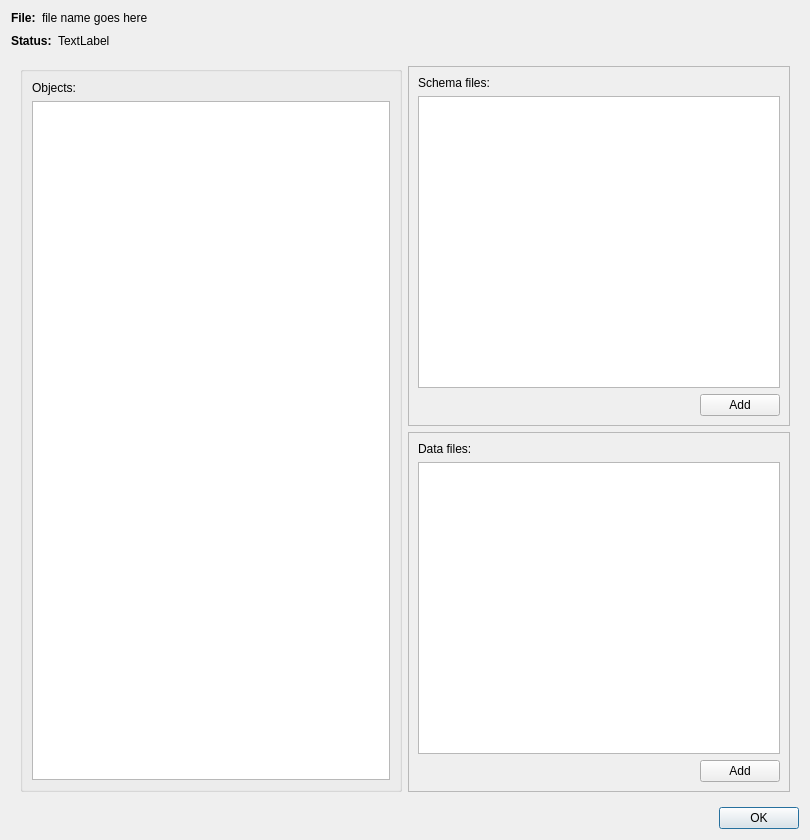
Above: ui/FileInfo.ui from DUNE-DAQ/dbe before the change. Below: the same form after it.
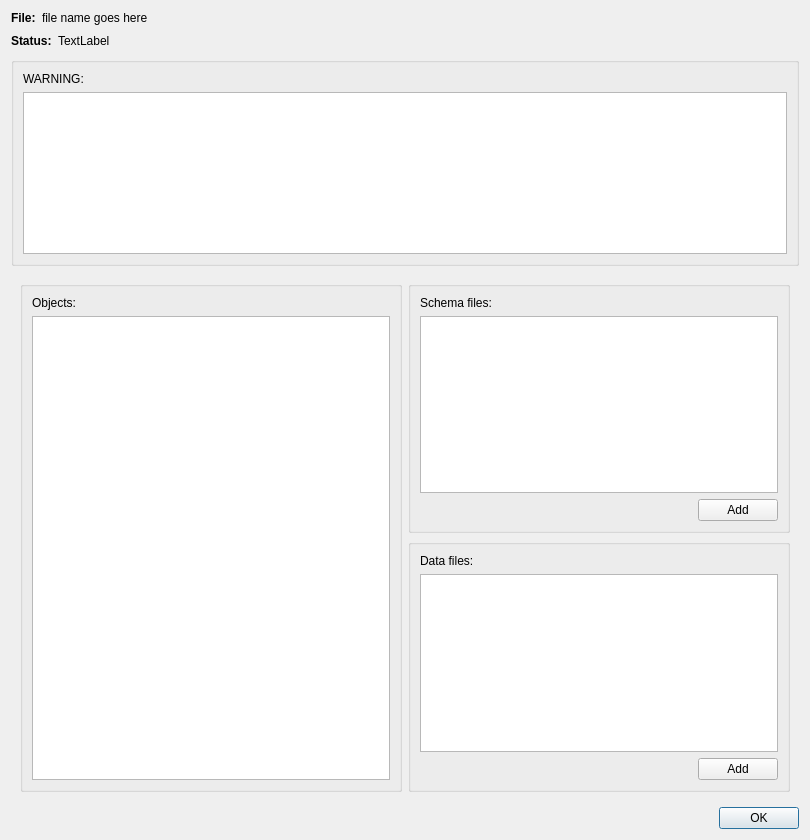
That is the form after the change.

Commit message: Add check of include files in FileInfo window

Patch:
```diff
--- a/ui/FileInfo.ui
+++ b/ui/FileInfo.ui
@@ -90,6 +90,34 @@
      </item>
     </layout>
    </item>
+   <item>
+    <widget class="QGroupBox" name="warningBox">
+     <property name="sizePolicy">
+      <sizepolicy hsizetype="Expanding" vsizetype="Expanding">
+       <horstretch>0</horstretch>
+       <verstretch>0</verstretch>
+      </sizepolicy>
+     </property>
+     <property name="minimumSize">
+      <size>
+       <width>0</width>
+       <height>80</height>
+      </size>
+     </property>
+     <layout class="QVBoxLayout" name="verticalLayout_3">
+      <item>
+       <widget class="QLabel" name="warningLabel">
+        <property name="text">
+         <string>WARNING:</string>
+        </property>
+       </widget>
+      </item>
+      <item>
+       <widget class="QTextEdit" name="message"/>
+      </item>
+     </layout>
+    </widget>
+   </item>
    <item>
     <widget class="QWidget" name="widget_2" native="true">
      <property name="sizePolicy">
@@ -143,7 +171,7 @@
       <item>
        <layout class="QVBoxLayout" name="verticalLayout_9">
         <item>
-         <widget class="QFrame" name="frame">
+         <widget class="QGroupBox" name="groupBox">
           <property name="sizePolicy">
            <sizepolicy hsizetype="Expanding" vsizetype="Expanding">
             <horstretch>0</horstretch>
@@ -156,12 +184,6 @@
             <height>80</height>
            </size>
           </property>
-          <property name="frameShape">
-           <enum>QFrame::StyledPanel</enum>
-          </property>
-          <property name="frameShadow">
-           <enum>QFrame::Raised</enum>
-          </property>
           <layout class="QVBoxLayout" name="verticalLayout_3">
            <item>
             <widget class="QLabel" name="label_19">
@@ -201,7 +223,7 @@
          </widget>
         </item>
         <item>
-         <widget class="QFrame" name="frame_7">
+         <widget class="QGroupBox" name="groupBox_7">
           <property name="sizePolicy">
            <sizepolicy hsizetype="Expanding" vsizetype="Expanding">
             <horstretch>0</horstretch>
@@ -214,12 +236,6 @@
             <height>120</height>
            </size>
           </property>
-          <property name="frameShape">
-           <enum>QFrame::StyledPanel</enum>
-          </property>
-          <property name="frameShadow">
-           <enum>QFrame::Raised</enum>
-          </property>
           <layout class="QVBoxLayout" name="verticalLayout_2">
            <item>
             <widget class="QLabel" name="label_21">
```
The commit also changes 2 other files.
